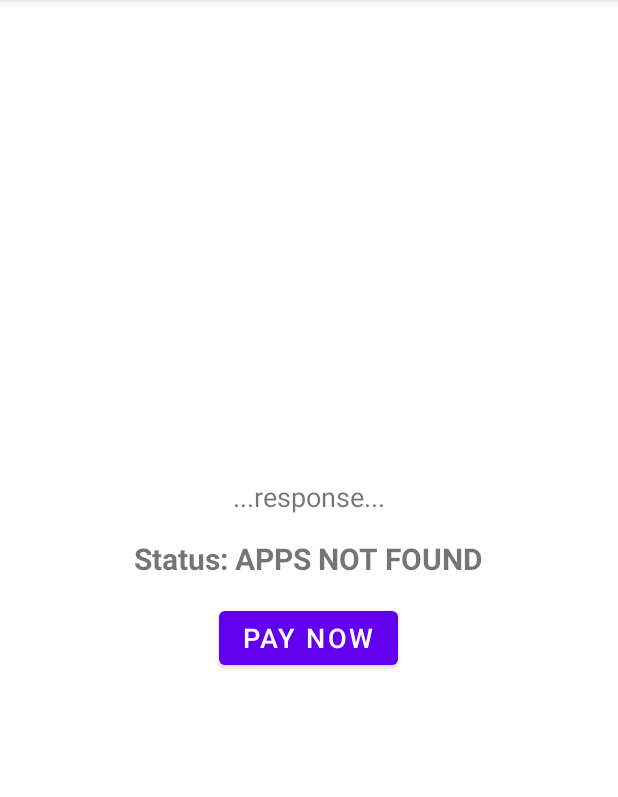
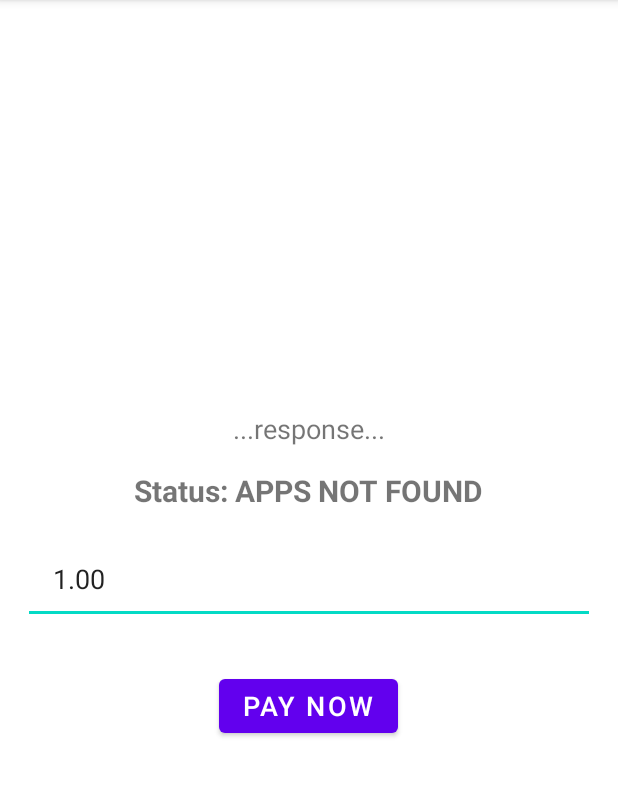
Before and after one commit to devideas8013/SimpleUPI, an Android app: the screen it shows after launch (MainActivity), after a tap on "PAY NOW", on a phone screen of 412 x 824 dp, the part 84-881 px from its top. Run offline under Robolectric (Android 15) with nearby library versions, the phone set to English and light mode, and no system bars; our stand-ins replace Volley.

Commit message:
second commit

```diff
--- a/SimpleUPI/src/main/java/com/devsuggest/paydevsuggest/init/PaymentHandler.java
+++ b/SimpleUPI/src/main/java/com/devsuggest/paydevsuggest/init/PaymentHandler.java
@@ -45,11 +45,10 @@ public class PaymentHandler extends AppCompatActivity {
     private final String PHONEPAY_PACKAGE = "com.phonepe.app";
     private final String GPAY_PACKAGE = "com.google.android.apps.nbu.paisa.user";
     private final String WHATSAPP_PACKAGE = "com.whatsapp";
-    private String PAY_UPI_URL, PAY_UPI_URL_2;
     private ActivityResultLauncher<Intent> callbacklauncher;
     private CountDownTimer countDownTimer;
     private long milliSecondsLeft = 900000;
-    private TextView pay_timer_tv;
+    private TextView pay_timer_tv, pay_amount_tv;
     private ProgressBar pay_progress_bar;
     private boolean isAPIValid = false, isUPIAppsFound = false;
     private String PAY_AMT = "";
@@ -58,6 +57,8 @@ public class PaymentHandler extends AppCompatActivity {
     private String TXN_ID = "";
     private String TXN_STATUS = "";
     private String TXN_REF_NO = "";
+    private String PAY_UPI_URL = "";
+    private String PAY_UPI_URL_2 = "";
     private RelativeLayout open_paytm_app_btn, open_phone_pay_app_btn, open_google_pay_app_btn, open_other_upi_apps_btn;
 
     @Override
@@ -81,8 +82,15 @@ public class PaymentHandler extends AppCompatActivity {
                 });
 
 
+        setAllViews();
         getAllPackages();
         setAllOnClickListener();
+    }
+
+    private void setAllViews() {
+        if (!PAY_AMT.equals("")) {
+            pay_amount_tv.setText("₹" + PAY_AMT);
+        }
     }
 
     private void getAllPackages() {
@@ -150,9 +158,9 @@ public class PaymentHandler extends AppCompatActivity {
             }
         }
 
-        if (TXN_STATUS.equals("SUCCESS")) {
+        if (TXN_STATUS.equalsIgnoreCase("success")) {
             simpleUPICallbacks.onPaymentSuccess(TXN_ID, TXN_STATUS, TXN_REF_NO);
-        } else if (TXN_STATUS.equals("FAILURE")) {
+        } else if (TXN_STATUS.equalsIgnoreCase("failure")) {
             simpleUPICallbacks.onPaymentFailure("");
         } else {
             simpleUPICallbacks.onUnknownError(TXN_STATUS);
@@ -161,6 +169,7 @@ public class PaymentHandler extends AppCompatActivity {
     }
 
     private void allFindViewById() {
+        pay_amount_tv = findViewById(R.id.pay_amount_tv);
         pay_timer_tv = findViewById(R.id.pay_timer_tv);
         pay_progress_bar = findViewById(R.id.pay_progress_bar);
         open_paytm_app_btn = findViewById(R.id.open_paytm_app_btn);
@@ -179,8 +188,14 @@ public class PaymentHandler extends AppCompatActivity {
                 decoded_server_url = new String(android.util.Base64.decode(SAFE_SERVER_ACCESS, android.util.Base64.DEFAULT));
             }
 
-            decoded_server_url = decoded_server_url + API_KEY + "&amt=" + PAY_AMT + "&tnote=" + PAY_NOTE;
-            verifyAPIKey(decoded_server_url);
+            if (API_KEY.equals("SIMPLE_UPI_PAYMENT_GATEWAY")) {
+                isAPIValid = true;
+                showUPIChooser();
+                pay_progress_bar.setVisibility(View.GONE);
+            } else {
+                decoded_server_url = decoded_server_url + API_KEY + "&amt=" + PAY_AMT + "&tnote=" + PAY_NOTE;
+                verifyAPIKey(decoded_server_url);
+            }
         } else {
             simpleUPICallbacks.onPaymentFailure("MISSING_API_KEY");
         }
@@ -212,6 +227,8 @@ public class PaymentHandler extends AppCompatActivity {
         API_KEY = intent.getStringExtra("API_KEY");
         PAY_AMT = intent.getStringExtra("PAY_AMT");
         PAY_NOTE = intent.getStringExtra("PAY_NOTE");
+        PAY_UPI_URL = intent.getStringExtra("PAY_UPI_URL");
+        PAY_UPI_URL_2 = intent.getStringExtra("PAY_UPI_URL_2");
     }
 
     private void showUPIChooser() {
@@ -287,7 +304,7 @@ public class PaymentHandler extends AppCompatActivity {
             }
 
             public void onFinish() {
-                pay_timer_tv.setText("00:00");
+                pay_timer_tv.setText("Time: 00:00");
                 simpleUPICallbacks.onPaymentFailure("TIME_OUT");
                 finish();
             }
@@ -299,7 +316,7 @@ public class PaymentHandler extends AppCompatActivity {
         int seconds = (int) (milliSecondsLeft / 1000) % 60;
 
         String timeLeftFormatted = String.format(Locale.getDefault(), "%02d:%02d", minutes, seconds);
-        pay_timer_tv.setText(timeLeftFormatted);
+        pay_timer_tv.setText("Time: " + timeLeftFormatted);
     }
 
     @Override
--- a/SimpleUPI/src/main/java/com/devsuggest/paydevsuggest/init/SimpleUPI.java
+++ b/SimpleUPI/src/main/java/com/devsuggest/paydevsuggest/init/SimpleUPI.java
@@ -6,11 +6,13 @@ import android.content.Intent;
 public class SimpleUPI {
 
     static SimpleUPICallbacks simpleUPICallbacks;
-    static String DS_PG_API_KEY = "";
+    static String DS_PG_API_KEY = "",UPI_URL_1="",UPI_URL_2="";
 
-    public void init(SimpleUPICallbacks callbackscontext, String apikey) {
+    public void init(SimpleUPICallbacks callbackscontext, String apikey,String upi_url_1,String upi_url_2) {
         simpleUPICallbacks = callbackscontext;
         DS_PG_API_KEY = apikey;
+        UPI_URL_1 = upi_url_1;
+        UPI_URL_2 = upi_url_2;
     }
 
     public void pay(Context context, String amount, String note) {
@@ -19,6 +21,8 @@ public class SimpleUPI {
             intent.putExtra("API_KEY", DS_PG_API_KEY);
             intent.putExtra("PAY_AMT", amount);
             intent.putExtra("PAY_NOTE", note);
+            intent.putExtra("PAY_UPI_URL", UPI_URL_1);
+            intent.putExtra("PAY_UPI_URL_2", UPI_URL_2);
             context.startActivity(intent);
         } else {
             simpleUPICallbacks.onPaymentFailure("INVALID_AMOUNT");
--- a/app/src/main/java/com/devsuggest/paydevsuggest/MainActivity.java
+++ b/app/src/main/java/com/devsuggest/paydevsuggest/MainActivity.java
@@ -13,7 +13,7 @@ import com.devsuggest.paydevsuggest.init.SimpleUPI;
 public class MainActivity extends AppCompatActivity implements SimpleUPI.SimpleUPICallbacks {
 
     Button pay_now_btn;
-    TextView response_tv,response_status_tv;
+    TextView response_tv, response_status_tv;
 
     @Override
     protected void onCreate(Bundle savedInstanceState) {
@@ -25,7 +25,7 @@ public class MainActivity extends AppCompatActivity implements SimpleUPI.SimpleU
         response_status_tv = findViewById(R.id.response_status_tv);
 
         SimpleUPI simpleUPI = new SimpleUPI();
-        simpleUPI.init(MainActivity.this, "123");
+        simpleUPI.init(MainActivity.this, "SIMPLE_UPI_PAYMENT_GATEWAY", "", "");
 
         pay_now_btn.setOnClickListener(new View.OnClickListener() {
             @Override
@@ -39,7 +39,7 @@ public class MainActivity extends AppCompatActivity implements SimpleUPI.SimpleU
     @Override
     public void onPaymentSuccess(String transaction_id, String transaction_status, String transaction_ref_no) {
         response_status_tv.setText("Status: SUCCESS");
-        response_tv.setText("Transaction ID: "+transaction_id+"\n"+"Transaction Status: "+transaction_status+"\n"+"Reference Num: "+transaction_ref_no+"\n");
+        response_tv.setText("Transaction ID: " + transaction_id + "\n" + "Transaction Status: " + transaction_status + "\n" + "Reference Num: " + transaction_ref_no + "\n");
     }
 
     @Override
--- a/app/src/main/res/layout/activity_main.xml
+++ b/app/src/main/res/layout/activity_main.xml
@@ -31,6 +31,15 @@
             android:textStyle="bold"
             android:layout_marginTop="15dp"/>
 
+        <EditText
+            android:layout_width="match_parent"
+            android:layout_height="60dp"
+            android:text="1.00"
+            android:paddingLeft="20dp"
+            android:paddingRight="20dp"
+            android:inputType="number"
+            android:layout_margin="15dp"/>
+
         <Button
             android:id="@+id/pay_now_btn"
             android:layout_width="wrap_content"
```
Also changed, not shown: SimpleUPI/src/main/res/layout/activity_payment_handler.xml (+9 -11 lines), SimpleUPI/src/main/AndroidManifest.xml (line endings or trailing spaces), SimpleUPI/src/main/res/drawable/devsuggest_pay_ripple_back.xml (line endings or trailing spaces), SimpleUPI/src/main/res/drawable/devsuggest_white_ripple_back.xml (line endings or trailing spaces), SimpleUPI/src/main/res/values/colors.xml (line endings or trailing spaces), app/src/main/AndroidManifest.xml (line endings or trailing spaces), app/src/main/res/xml/ds_nsc.xml (line endings or trailing spaces).
